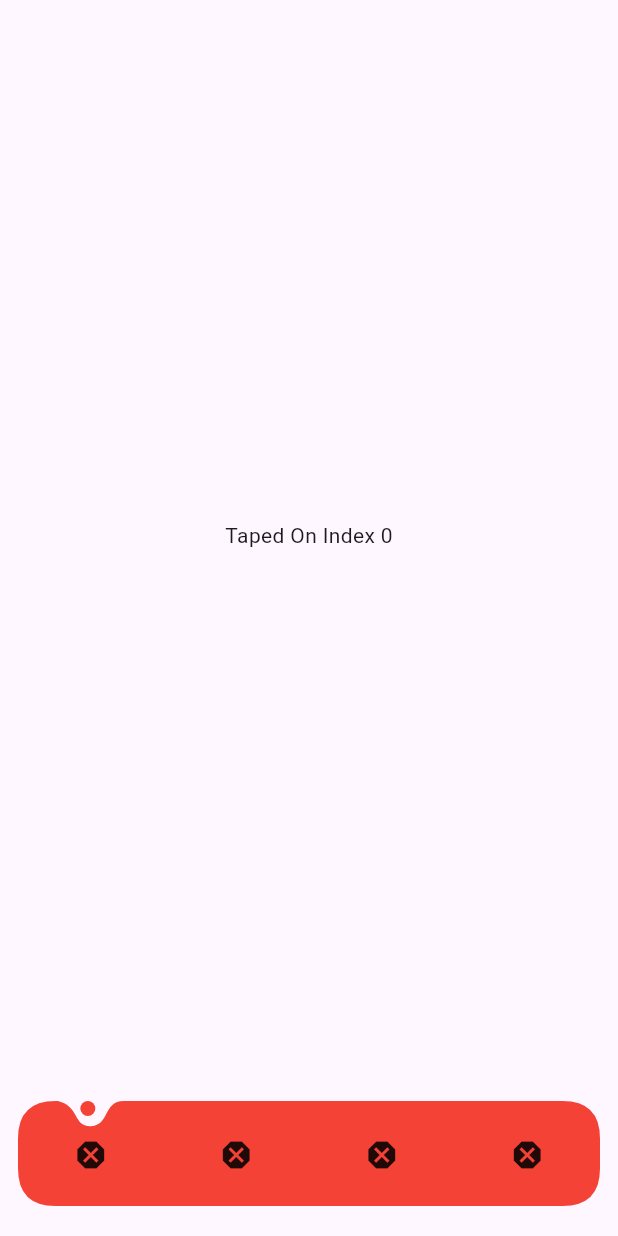
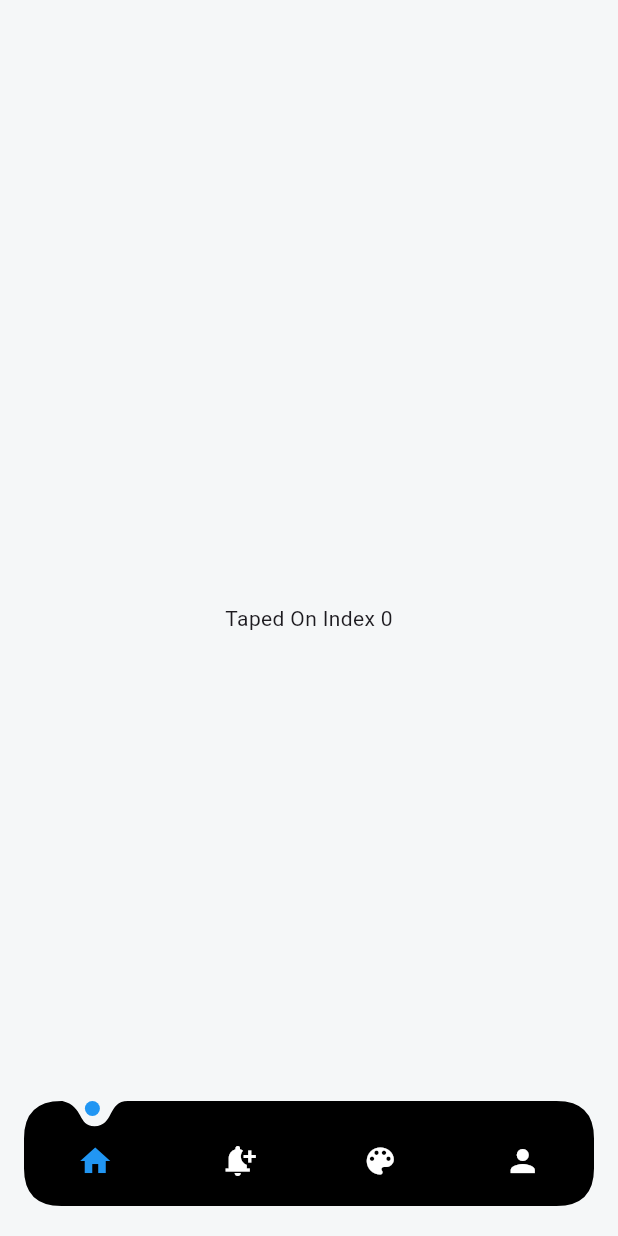
Before and after one commit to Muzammil-Bit/dot_curved_bottom_nav, a Flutter app: the screen it shows after launch, on a phone screen of 412 x 824 dp. Run offline on Flutter 3.47's test engine with Material 3 defaults, Android fonts, the phone set to English and light mode, and no system bars.

Commit message:
bottom nav design

```diff
--- a/example/lib/main.dart
+++ b/example/lib/main.dart
@@ -29,12 +29,38 @@ class MyHomePage extends StatefulWidget {
 }
 
 class _MyHomePageState extends State<MyHomePage> {
-  final int _currentPage = 0;
+  int _currentPage = 0;
+  final ScrollController _scrollController = ScrollController();
 
   @override
   Widget build(BuildContext context) {
     return Scaffold(
-      body: Center(
+      extendBody: true,
+      body: _currentPage == 1
+          ? ListView.separated(
+              controller: _scrollController,
+              itemBuilder: (BuildContext context, int index) {
+                return const ListTile(
+                  title: Text("I maybe a notification!"),
+                  leading: Icon(Icons.notification_important),
+                );
+              },
+              separatorBuilder: (BuildContext context, int index) {
+                return const SizedBox(
+                  height: 10,
+                );
+              },
+              itemCount: 50,
+            )
+          : AnimatedContainer(
+              duration: const Duration(milliseconds: 300),
+              color: [
+                const Color(0xffF5F7F8),
+                const Color(0xff9EC8B9),
+                const Color(0xffFDE5D4),
+                const Color(0xffF1D4E5)
+              ][_currentPage],
+              child: Center(
                 child: Column(
                   mainAxisAlignment: MainAxisAlignment.center,
                   children: <Widget>[
@@ -44,14 +70,40 @@ class _MyHomePageState extends State<MyHomePage> {
                   ],
                 ),
               ),
+            ),
       bottomNavigationBar: CustomBottomNav(
-        items: const [
-          Icon(Icons.dangerous),
-          Icon(Icons.dangerous),
-          Icon(Icons.dangerous),
-          Icon(Icons.dangerous),
+        scrollController: _scrollController,
+        hideOnScroll: false,
+        indicatorColor: Colors.blue,
+        backgroundColor: Colors.black,
+        animationDuration: const Duration(milliseconds: 300),
+        animationCurve: Curves.ease,
+        // margin: const EdgeInsets.all(0),
+        index: _currentPage,
+        indicatorSize: 5,
+        borderRadius: 25,
+        height: 70,
+        onTap: (index) {
+          setState(() => _currentPage = index);
+        },
+        items: [
+          Icon(
+            Icons.home,
+            color: _currentPage == 0 ? Colors.blue : Colors.white,
+          ),
+          Icon(
+            Icons.notification_add,
+            color: _currentPage == 1 ? Colors.blue : Colors.white,
+          ),
+          Icon(
+            Icons.color_lens,
+            color: _currentPage == 2 ? Colors.blue : Colors.white,
+          ),
+          Icon(
+            Icons.person,
+            color: _currentPage == 3 ? Colors.blue : Colors.white,
+          ),
         ],
-        scrollController: ScrollController(),
       ),
     );
   }
--- a/lib/src/bottom_nav.dart
+++ b/lib/src/bottom_nav.dart
@@ -1,3 +1,5 @@
+import 'dart:developer';
+
 import 'package:flutter/material.dart';
 import 'package:flutter/rendering.dart';
 
@@ -7,29 +9,38 @@ class CustomBottomNav extends StatefulWidget {
   final Curve animationCurve;
   final Duration animationDuration;
   final Color backgroundColor;
-  final Color? buttonBackgroundColor;
-  final Color color;
+  final Color indicatorColor;
   final double height;
+  final double indicatorSize;
   final int index;
   final List<Widget> items;
   final ValueChanged<int>? onTap;
-  final ScrollController scrollController;
+  final ScrollController? scrollController;
+  final double borderRadius;
+  final EdgeInsets margin;
+  final bool hideOnScroll;
 
   CustomBottomNav({
     Key? key,
     required this.items,
-    this.index = 0,
-    this.color = Colors.white,
-    this.buttonBackgroundColor,
-    this.backgroundColor = Colors.blueAccent,
-    this.onTap,
+    this.scrollController,
+    this.hideOnScroll = false,
     this.animationCurve = Curves.easeOut,
     this.animationDuration = const Duration(milliseconds: 600),
+    this.backgroundColor = Colors.black,
+    this.indicatorColor = Colors.white,
     this.height = 75.0,
-    required this.scrollController,
+    this.indicatorSize = 5,
+    this.index = 0,
+    this.onTap,
+    this.borderRadius = 25,
+    this.margin = const EdgeInsets.symmetric(horizontal: 16, vertical: 20),
   })  : assert(items.isNotEmpty),
         assert(0 <= index && index < items.length),
         assert(0 <= height && height <= 75.0),
+        assert(hideOnScroll ? scrollController != null : true,
+            "You need to provide [scrollController] parameter to enable hide on scroll"),
+        assert(borderRadius >= 0 && borderRadius <= 30),
         super(key: key);
 
   @override
@@ -40,21 +51,33 @@ class _CustomBottomNavState extends State<CustomBottomNav>
     with TickerProviderStateMixin {
   late AnimationController _animationController;
   late double _pos;
-  late final Animation<Offset> _sliderAnimation =
-      Tween<Offset>(begin: const Offset(0, 0), end: const Offset(0, 120))
-          .chain(CurveTween(curve: Curves.fastOutSlowIn))
-          .animate(_sliderController);
 
   late final AnimationController _sliderController = AnimationController(
     vsync: this,
-    duration: const Duration(milliseconds: 400),
-    reverseDuration: const Duration(milliseconds: 600),
+    duration: widget.animationDuration,
+    reverseDuration: widget.animationDuration,
   );
 
   @override
   void dispose() {
     super.dispose();
-    widget.scrollController.removeListener(_scrollListener);
+    widget.scrollController?.removeListener(_scrollListener);
+  }
+
+  @override
+  void didUpdateWidget(covariant CustomBottomNav oldWidget) {
+    super.didUpdateWidget(oldWidget);
+
+    if (oldWidget.index != widget.index) {
+      WidgetsBinding.instance.addPostFrameCallback((timeStamp) {
+        _buttonTap(widget.index);
+      });
+    }
+  }
+
+  @override
+  void didChangeDependencies() {
+    super.didChangeDependencies();
   }
 
   @override
@@ -67,13 +90,10 @@ class _CustomBottomNavState extends State<CustomBottomNav>
       lowerBound: 0,
       upperBound: widget.items.length.toDouble(),
     );
-    _animationController.addListener(() {
-      setState(() {
-        _pos = _animationController.value;
-      });
-    });
+    _animationController
+        .addListener(() => setState(() => _pos = _animationController.value));
 
-    widget.scrollController.addListener(_scrollListener);
+    widget.scrollController?.addListener(_scrollListener);
   }
 
   @override
@@ -81,20 +101,25 @@ class _CustomBottomNavState extends State<CustomBottomNav>
     return AnimatedBuilder(
       animation: _sliderController,
       builder: (context, child) {
+        log("VALI E:: ${_sliderController.value}");
         return Transform.translate(
-          offset: _sliderAnimation.value,
+          offset: Offset(0,
+              (widget.height + widget.margin.bottom) * _sliderController.value),
           child: Container(
-            height: 70,
-            margin: const EdgeInsets.symmetric(horizontal: 12, vertical: 20),
+            height: widget.height,
+            margin: widget.margin,
             child: Stack(
               children: [
                 Positioned.fill(
                   child: CustomPaint(
                     painter: NavCustomPainter(
-                      _pos,
-                      widget.items.length,
-                      Colors.red,
-                      Directionality.of(context),
+                      startingLoc: _pos,
+                      itemsLength: widget.items.length,
+                      color: widget.backgroundColor,
+                      indicatorColor: widget.indicatorColor,
+                      textDirection: Directionality.of(context),
+                      indicatorSize: widget.indicatorSize,
+                      borderRadius: widget.borderRadius,
                     ),
                     child: Container(),
                   ),
@@ -102,7 +127,7 @@ class _CustomBottomNavState extends State<CustomBottomNav>
                 Positioned(
                   left: 0,
                   right: 0,
-                  top: 24,
+                  top: widget.height * 0.4,
                   child: Row(
                     mainAxisAlignment: MainAxisAlignment.spaceAround,
                     crossAxisAlignment: CrossAxisAlignment.end,
@@ -110,6 +135,7 @@ class _CustomBottomNavState extends State<CustomBottomNav>
                       for (int i = 0; i < widget.items.length; i++)
                         Expanded(
                           child: GestureDetector(
+                            behavior: HitTestBehavior.translucent,
                             onTap: () => _buttonTap(i),
                             child: widget.items[i],
                           ),
@@ -127,30 +153,28 @@ class _CustomBottomNavState extends State<CustomBottomNav>
   }
 
   _scrollListener() {
-    if (_sliderController.isAnimating) {
+    if (_sliderController.isAnimating || widget.hideOnScroll == false) {
       return;
     }
-    if (widget.scrollController.position.userScrollDirection ==
+
+    if (widget.scrollController?.position.userScrollDirection ==
         ScrollDirection.forward) {
       if (_sliderController.isCompleted) {
         _sliderController.reverse();
       }
-    } else if (widget.scrollController.position.userScrollDirection ==
+    } else if (widget.scrollController?.position.userScrollDirection ==
         ScrollDirection.reverse) {
       if ((_sliderController.isCompleted || !_sliderController.isAnimating)) {
         _sliderController.forward();
       }
     }
-    return;
   }
 
   void _buttonTap(int index) {
     if (widget.onTap != null) {
       widget.onTap!(index);
     }
-    setState(() {
-      _animationController.animateTo(index.toDouble(),
-          duration: widget.animationDuration, curve: widget.animationCurve);
-    });
+    _animationController.animateTo(index.toDouble(),
+        duration: widget.animationDuration, curve: widget.animationCurve);
   }
 }
--- a/lib/src/custom_nav_painter.dart
+++ b/lib/src/custom_nav_painter.dart
@@ -1,18 +1,23 @@
 import 'package:flutter/material.dart';
 
 class NavCustomPainter extends CustomPainter {
+  Color color;
   late double loc;
-  Color color;
   TextDirection textDirection;
+  final double indicatorSize;
 
-  final double _circleRadius = 5;
+  final Color indicatorColor;
+  double borderRadius;
 
-  NavCustomPainter(
-    double startingLoc,
-    int itemsLength,
-    this.color,
-    this.textDirection,
-  ) {
+  NavCustomPainter({
+    required double startingLoc,
+    required int itemsLength,
+    required this.color,
+    required this.textDirection,
+    this.indicatorColor = Colors.lightBlue,
+    this.indicatorSize = 5,
+    this.borderRadius = 25,
+  }) {
     loc = 1.0 / itemsLength * (startingLoc + 0.48);
   }
 
@@ -23,16 +28,15 @@ class NavCustomPainter extends CustomPainter {
       ..style = PaintingStyle.fill;
 
     final circlePaint = Paint()
-      ..color = Colors.red
+      ..color = indicatorColor
       ..style = PaintingStyle.fill;
 
     final height = size.height;
     final width = size.width;
-    const double borderRadius = 25;
 
     const s = 0.06;
     const depth = 0.24;
-    final valleyWith = _circleRadius + 5;
+    final valleyWith = indicatorSize + 5;
 
     final path = Path()
       // top Left Corner
@@ -72,7 +76,7 @@ class NavCustomPainter extends CustomPainter {
     canvas.drawPath(path, paint);
 
     canvas.drawCircle(
-        Offset(loc * width, _circleRadius), _circleRadius, circlePaint);
+        Offset(loc * width, indicatorSize), indicatorSize, circlePaint);
   }
 
   @override
```
Lines whose indentation alone changed are shown as unchanged.
